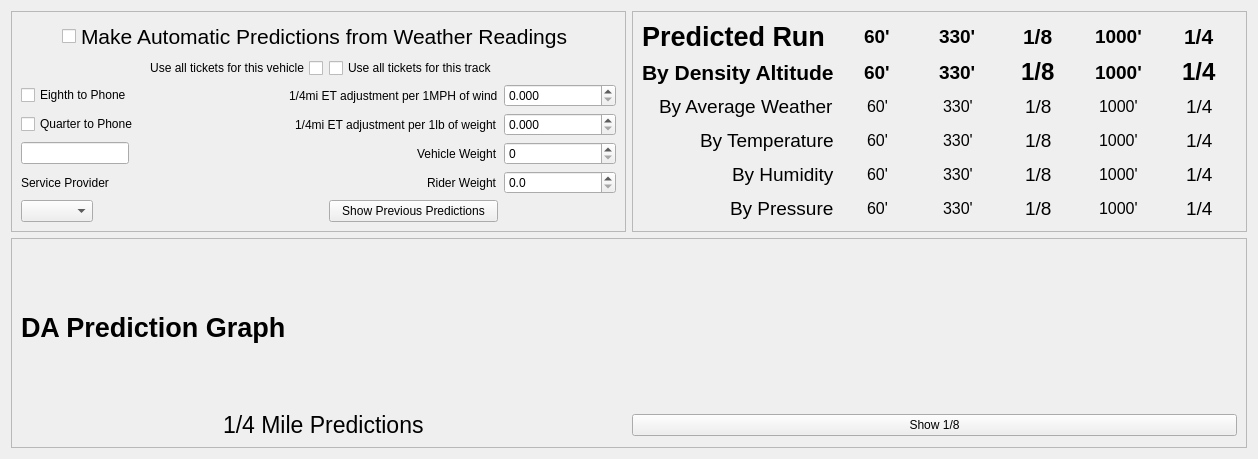
The window that narob-desktop/autotab.ui (iforgetware/narob) describes before a commit, drawn with Qt 5.
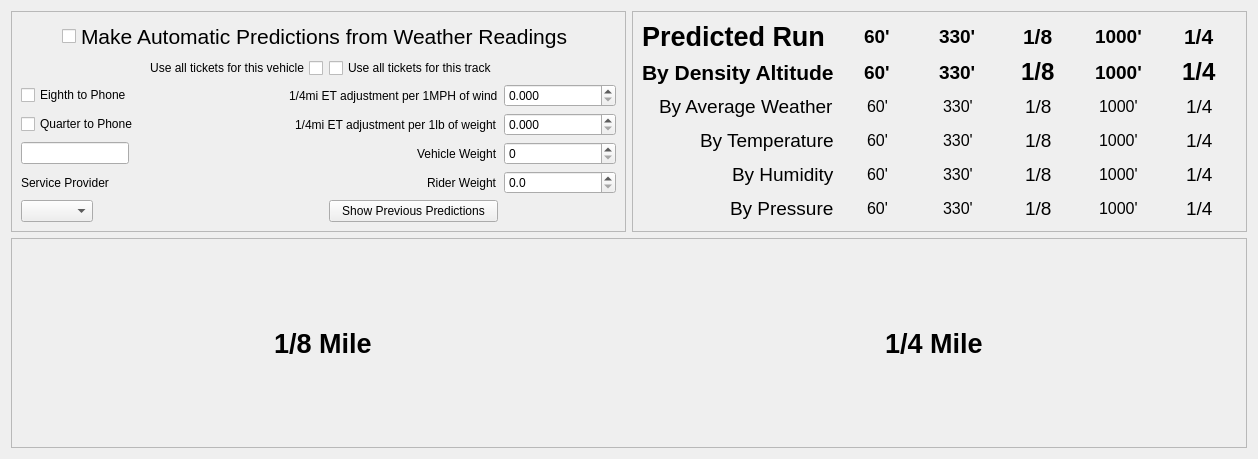
The same window after the commit. Custom widgets are drawn as their Qt base class.

Commit message: v0.5.2 prediction set selection

```diff
--- a/narob-desktop/autotab.ui
+++ b/narob-desktop/autotab.ui
@@ -647,6 +647,12 @@
    </item>
    <item row="2" column="3" colspan="2">
     <widget class="QFrame" name="graphFrame">
+     <property name="sizePolicy">
+      <sizepolicy hsizetype="Expanding" vsizetype="Preferred">
+       <horstretch>0</horstretch>
+       <verstretch>0</verstretch>
+      </sizepolicy>
+     </property>
      <property name="frameShape">
       <enum>QFrame::StyledPanel</enum>
      </property>
@@ -654,42 +660,35 @@
       <enum>QFrame::Raised</enum>
      </property>
      <layout class="QGridLayout" name="gridLayout_6">
-      <item row="1" column="1">
-       <widget class="QPushButton" name="lengthToggleButton">
+      <item row="0" column="0" alignment="Qt::AlignHCenter">
+       <widget class="QLabel" name="label">
+        <property name="font">
+         <font>
+          <pointsize>20</pointsize>
+          <bold>true</bold>
+         </font>
+        </property>
+        <property name="text">
+         <string>1/8 Mile</string>
+        </property>
+       </widget>
+      </item>
+      <item row="0" column="1" alignment="Qt::AlignHCenter">
+       <widget class="QLabel" name="label_2">
         <property name="sizePolicy">
-         <sizepolicy hsizetype="Preferred" vsizetype="Fixed">
+         <sizepolicy hsizetype="Expanding" vsizetype="Preferred">
           <horstretch>0</horstretch>
           <verstretch>0</verstretch>
          </sizepolicy>
         </property>
-        <property name="text">
-         <string>Show 1/8</string>
-        </property>
-       </widget>
-      </item>
-      <item row="1" column="0" alignment="Qt::AlignHCenter">
-       <widget class="QLabel" name="lengthLabel">
-        <property name="font">
-         <font>
-          <pointsize>17</pointsize>
-         </font>
-        </property>
-        <property name="text">
-         <string>1/4 Mile Predictions</string>
-        </property>
-       </widget>
-      </item>
-      <item row="0" column="0">
-       <widget class="QLabel" name="graphLabel">
         <property name="font">
          <font>
           <pointsize>20</pointsize>
-          <weight>75</weight>
           <bold>true</bold>
          </font>
         </property>
         <property name="text">
-         <string>DA Prediction Graph</string>
+         <string>1/4 Mile</string>
         </property>
        </widget>
       </item>
```
Left out of the diff: 18 changed lines with no effect on the pictures. The commit also changes 17 other files.
